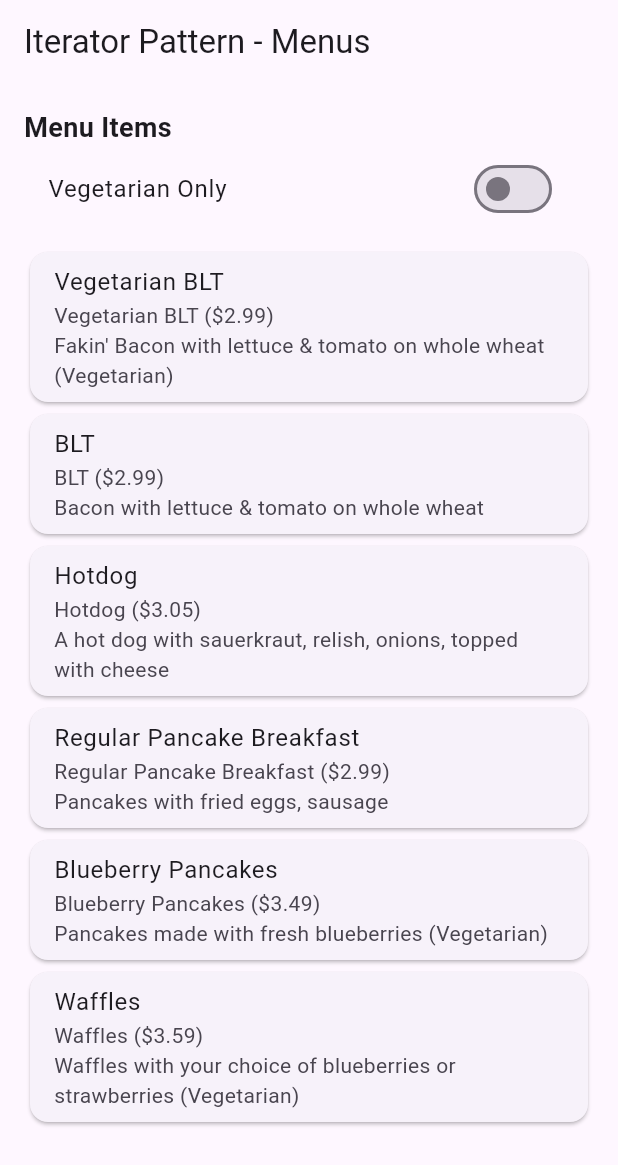
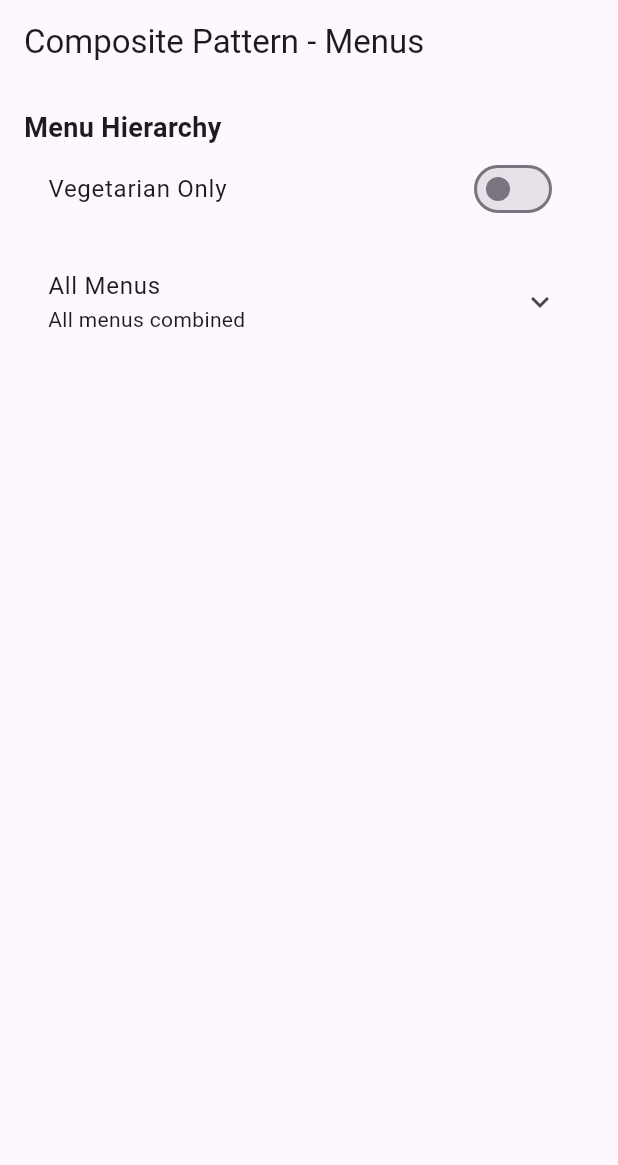
Before and after one commit to Alyaatalaat28/Flutter-Design-Patterns, a Flutter app: the screen it shows after launch, on a phone screen of 412 x 824 dp. Shown: the top 1165 px of the screen. Run offline on Flutter 3.47's test engine with Material 3 defaults, Android fonts, the phone set to English and light mode, and no system bars.

Commit message:
Implement Composite Pattern for Menu Management with Menu and MenuItem classes

```diff
--- a/lib/main.dart
+++ b/lib/main.dart
@@ -1,5 +1,5 @@
 import 'package:flutter/material.dart';
-import 'package:flutter_design_patterns/patterns/iterator/menu_screen.dart';
+import 'package:flutter_design_patterns/patterns/composite/composite_screen.dart';
 
 void main() {
   runApp(const MyApp());
@@ -18,7 +18,7 @@ class MyApp extends StatelessWidget {
         visualDensity: VisualDensity.adaptivePlatformDensity,
       ),
       title: 'Flutter Design Patterns',
-      home: MenuScreen(),
+      home: CompositeScreen(),
     );
   }
 }
--- /dev/null
+++ b/lib/patterns/composite/composite_screen.dart
@@ -0,0 +1,134 @@
+import 'package:flutter/material.dart';
+import 'menu_component.dart';
+
+class CompositeScreen extends StatefulWidget {
+  const CompositeScreen({super.key});
+
+  @override
+  _CompositeScreenState createState() => _CompositeScreenState();
+}
+
+class _CompositeScreenState extends State<CompositeScreen> {
+  bool _vegetarianOnly = false;
+  late MenuComponent _allMenus;
+
+  @override
+  void initState() {
+    super.initState();
+    // Create menu hierarchy
+    Menu pancakeHouseMenu = Menu(
+      name: "Pancake House Menu",
+      description: "Breakfast",
+    );
+    Menu dinerMenu = Menu(
+      name: "Diner Menu",
+      description: "Lunch",
+    );
+    Menu dessertMenu = Menu(
+      name: "Dessert Menu",
+      description: "Dessert of course!",
+    );
+    Menu allMenus = Menu(
+      name: "All Menus",
+      description: "All menus combined",
+    );
+
+    // Add menus to top-level menu
+    allMenus.add(pancakeHouseMenu);
+    allMenus.add(dinerMenu);
+    allMenus.add(dessertMenu);
+
+    // Add items to PancakeHouseMenu
+    pancakeHouseMenu.add(MenuItem(
+      name: "Regular Pancake Breakfast",
+      description: "Pancakes with fried eggs, sausage",
+      vegetarian: false,
+      price: 2.99,
+    ));
+    pancakeHouseMenu.add(MenuItem(
+      name: "Blueberry Pancakes",
+      description: "Pancakes made with fresh blueberries",
+      vegetarian: true,
+      price: 3.49,
+    ));
+
+    // Add items to DinerMenu
+    dinerMenu.add(MenuItem(
+      name: "Vegetarian BLT",
+      description: "Fakin' Bacon with lettuce & tomato on whole wheat",
+      vegetarian: true,
+      price: 2.99,
+    ));
+    dinerMenu.add(MenuItem(
+      name: "Hotdog",
+      description: "A hot dog with sauerkraut, relish, onions",
+      vegetarian: false,
+      price: 3.05,
+    ));
+
+    // Add items to DessertMenu
+    dessertMenu.add(MenuItem(
+      name: "Apple Pie",
+      description: "Apple pie with a flakey crust",
+      vegetarian: true,
+      price: 1.59,
+    ));
+
+    _allMenus = allMenus;
+  }
+
+  @override
+  Widget build(BuildContext context) {
+    return Scaffold(
+      appBar: AppBar(title: const Text('Composite Pattern - Menus')),
+      body: Padding(
+        padding: const EdgeInsets.all(16.0),
+        child: Column(
+          crossAxisAlignment: CrossAxisAlignment.start,
+          children: [
+            const Text(
+              'Menu Hierarchy',
+              style: TextStyle(fontSize: 18, fontWeight: FontWeight.bold),
+            ),
+            SwitchListTile(
+              title: const Text('Vegetarian Only'),
+              value: _vegetarianOnly,
+              onChanged: (value) {
+                setState(() {
+                  _vegetarianOnly = value;
+                });
+              },
+            ),
+            const SizedBox(height: 10),
+            Expanded(
+              child: SingleChildScrollView(
+                child: _buildMenuTree(_allMenus, 0),
+              ),
+            ),
+          ],
+        ),
+      ),
+    );
+  }
+
+  Widget _buildMenuTree(MenuComponent component, int depth) {
+    if (component is MenuItem && _vegetarianOnly && !component.isVegetarian()) {
+      return const SizedBox.shrink();
+    }
+
+    return Padding(
+      padding: EdgeInsets.only(left: depth * 16.0),
+      child: ExpansionTile(
+        title: Text(component.getName()),
+        subtitle: component is MenuItem
+            ? Text(
+                "\$${component.getPrice().toStringAsFixed(2)}${component.isVegetarian() ? ' (Vegetarian)' : ''}",
+              )
+            : Text(component.getDescription()),
+        children: component.getChildren().map((child) {
+          return _buildMenuTree(child, depth + 1);
+        }).toList(),
+      ),
+    );
+  }
+}
--- /dev/null
+++ b/lib/patterns/composite/menu_component.dart
@@ -0,0 +1,94 @@
+// Abstract base class for menu components
+abstract class MenuComponent {
+  void add(MenuComponent menuComponent) {
+    throw UnsupportedError("Cannot add to this component");
+  }
+
+  void remove(MenuComponent menuComponent) {
+    throw UnsupportedError("Cannot remove from this component");
+  }
+
+  String getName();
+  String getDescription();
+  double getPrice();
+  bool isVegetarian();
+  String print({bool vegetarianOnly = false});
+  List<MenuComponent> getChildren() => [];
+}
+
+// Leaf class: MenuItem
+class MenuItem extends MenuComponent {
+  final String name;
+  final String description;
+  final bool vegetarian;
+  final double price;
+
+  MenuItem({
+    required this.name,
+    required this.description,
+    required this.vegetarian,
+    required this.price,
+  });
+
+  @override
+  String getName() => name;
+
+  @override
+  String getDescription() => description;
+
+  @override
+  double getPrice() => price;
+
+  @override
+  bool isVegetarian() => vegetarian;
+
+  @override
+  String print({bool vegetarianOnly = false}) {
+    if (vegetarianOnly && !vegetarian) return "";
+    return "$name (\$${price.toStringAsFixed(2)})\n$description${vegetarian ? ' (Vegetarian)' : ''}\n";
+  }
+}
+
+// Composite class: Menu
+class Menu extends MenuComponent {
+  final String name;
+  final String description;
+  final List<MenuComponent> menuComponents = [];
+
+  Menu({required this.name, required this.description});
+
+  @override
+  void add(MenuComponent menuComponent) {
+    menuComponents.add(menuComponent);
+  }
+
+  @override
+  void remove(MenuComponent menuComponent) {
+    menuComponents.remove(menuComponent);
+  }
+
+  @override
+  String getName() => name;
+
+  @override
+  String getDescription() => description;
+
+  @override
+  double getPrice() => 0.0; // Menus don't have prices
+
+  @override
+  bool isVegetarian() => false; // Menus aren't vegetarian
+
+  @override
+  String print({bool vegetarianOnly = false}) {
+    StringBuffer buffer = StringBuffer();
+    buffer.writeln("$name\n$description\n");
+    for (var component in menuComponents) {
+      buffer.write(component.print(vegetarianOnly: vegetarianOnly));
+    }
+    return buffer.toString();
+  }
+
+  @override
+  List<MenuComponent> getChildren() => menuComponents;
+}
```
